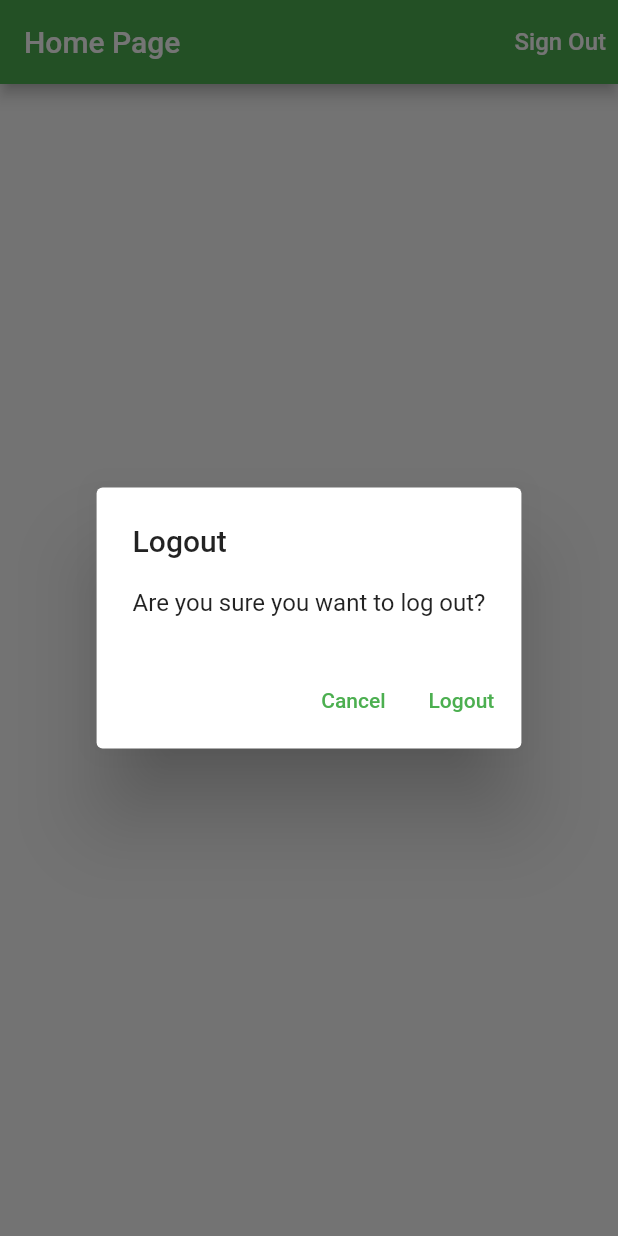
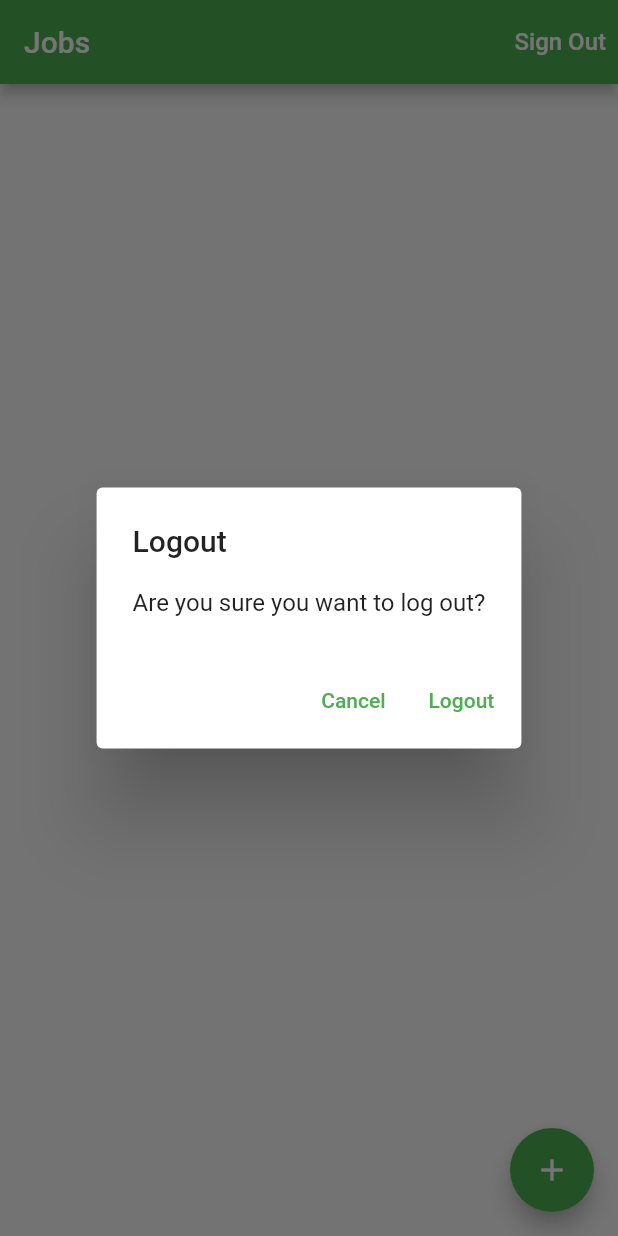
Before and after one commit to rohanjsh/time-tracker, a Flutter app: the screen it shows once a user with an empty profile is signed in, after a tap on "Sign Out", on a phone screen of 412 x 824 dp. Run offline on Flutter 3.47's test engine with Material 2 defaults, Android fonts, the phone set to English and light mode, and no system bars; our stand-ins replace cloud_firestore, firebase_auth, firebase_core, google_sign_in; missing offline and left inert: flutter_login_facebook; accounts and stored records are empty.

Commit message:
Database and Cloud Firestore

```diff
--- /dev/null
+++ b/lib/app/home/jobs_page.dart
@@ -0,0 +1,89 @@
+import 'package:flutter/material.dart';
+import 'package:provider/provider.dart';
+import 'package:time_tracker_flutter_course/app/home/models/job.dart';
+import 'package:time_tracker_flutter_course/common_widgets/show_alert_dialog.dart';
+import 'package:time_tracker_flutter_course/common_widgets/show_exception_alert_dialog.dart';
+import 'package:time_tracker_flutter_course/services/auth.dart';
+import 'package:time_tracker_flutter_course/services/database.dart';
+
+class JobsPage extends StatelessWidget {
+  Future<void> _signOut(BuildContext context) async {
+    try {
+      final auth = Provider.of<AuthBase>(context, listen: false);
+      await auth.signOut();
+    } catch (e) {
+      print(e.toString());
+    }
+  }
+
+  Future<void> _confirmSignOut(BuildContext context) async {
+    final didRequestSignOut = await showAlertDialog(
+      context,
+      title: 'Logout',
+      content: 'Are you sure you want to log out?',
+      defaultActionText: 'Logout',
+      cancelActionText: 'Cancel',
+    );
+    if (didRequestSignOut == true) {
+      _signOut(context);
+    }
+  }
+
+  Future<void> _createJob(BuildContext context) async {
+    try {
+      final database = Provider.of<Database>(context, listen: false);
+      await database.createJob(Job(name: 'Blogging', ratePerHour: 10));
+    } catch (e) {
+      showExceptionAlertDialog(context,
+          title: 'Operation Failed', exception: e);
+    }
+  }
+
+  @override
+  Widget build(BuildContext context) {
+    return Scaffold(
+      appBar: AppBar(
+        title: Text('Jobs'),
+        actions: [
+          TextButton(
+            //deprecated flatbutton
+            onPressed: () => _confirmSignOut(context),
+            child: Text(
+              'Sign Out',
+              style: TextStyle(color: Colors.white, fontSize: 16.0),
+            ),
+          ),
+        ],
+      ),
+      body: _buildContent(context),
+      floatingActionButton: FloatingActionButton(
+        onPressed: () => _createJob(context),
+        child: Icon(Icons.add),
+      ),
+    );
+  }
+
+  Widget _buildContent(BuildContext context) {
+    final database = Provider.of<Database>(context, listen: false);
+    return StreamBuilder<List<Job>>(
+      stream: database.jobsStream(),
+      builder: (context, snapshot) {
+        if (snapshot.hasData) {
+          final jobs = snapshot.data;
+          final children = jobs.map((e) => Text(e.name)).toList();
+          return ListView(
+            children: children,
+          );
+        }
+        if (snapshot.hasError) {
+          return Center(
+            child: Text('Some Error Occurred'),
+          ); // always user to diagnose errors
+        }
+        return Center(
+          child: CircularProgressIndicator(),
+        );
+      },
+    );
+  }
+}
--- /dev/null
+++ b/lib/app/home/models/job.dart
@@ -0,0 +1,25 @@
+import 'package:flutter/cupertino.dart';
+
+class Job {
+  Job({@required this.name, @required this.ratePerHour});
+  final String name;
+  final int ratePerHour;
+
+  //fromMap and toMap in data classes as much as possible
+
+  factory Job.fromMap(Map<String, dynamic> data){
+    if(data == null){
+      return null;
+    }
+    final String name = data['name'];
+    final int ratePerHour = data['ratePerHour'];
+    return Job(name: name, ratePerHour: ratePerHour);
+  }
+
+  Map<String, dynamic> toMap() {
+    return {
+      'name': name,
+      'ratePerHour': ratePerHour,
+    };
+  }
+}
--- a/lib/app/sign_in/email_sign_in_page.dart
+++ b/lib/app/sign_in/email_sign_in_page.dart
@@ -1,5 +1,4 @@
 import 'package:flutter/material.dart';
-import 'package:time_tracker_flutter_course/app/sign_in/email_sign_in_form_bloc_based.dart';
 import 'package:time_tracker_flutter_course/app/sign_in/email_sign_in_form_change_notifier.dart';
 
 class EmailSignInPage extends StatelessWidget {
--- a/lib/app/sign_in/home_page.dart
+++ /dev/null
@@ -1,47 +0,0 @@
-import 'package:flutter/material.dart';
-import 'package:provider/provider.dart';
-import 'package:time_tracker_flutter_course/common_widgets/show_alert_dialog.dart';
-import 'package:time_tracker_flutter_course/services/auth.dart';
-
-class HomePage extends StatelessWidget {
-  Future<void> _signOut(BuildContext context) async {
-    try {
-      final auth = Provider.of<AuthBase>(context, listen: false);
-      await auth.signOut();
-    } catch (e) {
-      print(e.toString());
-    }
-  }
-
-  Future<void> _confirmSignOut(BuildContext context) async {
-    final didRequestSignOut = await showAlertDialog(
-      context,
-      title: 'Logout',
-      content: 'Are you sure you want to log out?',
-      defaultActionText: 'Logout',
-      cancelActionText: 'Cancel',
-    );
-    if (didRequestSignOut == true) {
-      _signOut(context);
-    }
-  }
-
-  @override
-  Widget build(BuildContext context) {
-    return Scaffold(
-      appBar: AppBar(
-        title: Text('Home Page'),
-        actions: [
-          TextButton(
-            //deprecated flatbutton
-            onPressed: () => _confirmSignOut(context),
-            child: Text(
-              'Sign Out',
-              style: TextStyle(color: Colors.white, fontSize: 16.0),
-            ),
-          ),
-        ],
-      ),
-    );
-  }
-}
--- a/lib/app/sign_in/landing_page.dart
+++ b/lib/app/sign_in/landing_page.dart
@@ -1,9 +1,10 @@
 import 'package:flutter/material.dart';
 import 'package:firebase_auth/firebase_auth.dart';
 import 'package:provider/provider.dart';
-import 'package:time_tracker_flutter_course/app/sign_in/home_page.dart';
+import 'package:time_tracker_flutter_course/app/home/jobs_page.dart';
 import 'package:time_tracker_flutter_course/app/sign_in/sign_in_page.dart';
 import 'package:time_tracker_flutter_course/services/auth.dart';
+import 'package:time_tracker_flutter_course/services/database.dart';
 
 class LandingPage extends StatelessWidget {
   // User _user;
@@ -39,7 +40,9 @@ class LandingPage extends StatelessWidget {
           if (user == null) {
             return SignInPage.create(context);
           }
-          return HomePage();
+          return Provider<Database>(
+              create: (_) => FirestoreDatabase(uid: user.uid),
+              child: JobsPage());
         }
         return Scaffold(
           body: Center(
--- /dev/null
+++ b/lib/services/api_path.dart
@@ -0,0 +1,4 @@
+class APIPath {
+  static String job(String uid, String jobId) => 'users/$uid/jobs/$jobId';
+  static String jobs(String uid) => 'users/$uid/jobs';
+}
--- /dev/null
+++ b/lib/services/database.dart
@@ -0,0 +1,30 @@
+import 'package:cloud_firestore/cloud_firestore.dart';
+import 'package:meta/meta.dart';
+import 'package:time_tracker_flutter_course/app/home/models/job.dart';
+import 'package:time_tracker_flutter_course/services/api_path.dart';
+import 'package:time_tracker_flutter_course/services/firestore_service.dart';
+
+abstract class Database {
+  Future<void> createJob(Job job);
+  Stream<List<Job>> jobsStream();
+}
+
+class FirestoreDatabase implements Database {
+  FirestoreDatabase({@required this.uid}) : assert(uid != null);
+  final String uid;
+
+  final _service = FirestoreService.instance;
+
+  Future<void> createJob(Job job) => _service.setData(
+        path: APIPath.job(uid, 'job_abc'),
+        data: job.toMap(),
+      );
+
+  Stream<List<Job>> jobsStream() => _service.collectionStream(
+        path: APIPath.jobs(uid),
+        builder: (data) => Job.fromMap(data),
+      );
+
+  //write your own data types, use database class for conversions
+
+}
--- /dev/null
+++ b/lib/services/firestore_service.dart
@@ -0,0 +1,31 @@
+import 'package:cloud_firestore/cloud_firestore.dart';
+import 'package:flutter/foundation.dart';
+
+class FirestoreService {
+  FirestoreService._();
+  static final instance = FirestoreService._();
+  Future<void> setData({String path, Map<String, dynamic> data}) async {
+    final reference = FirebaseFirestore.instance.doc(path);
+    print('$path : $data');
+    await reference.set(data);
+  }
+
+  Stream<List<T>> collectionStream<T>({
+    @required String path,
+    @required T Function(Map<String, dynamic> data) builder,
+  }) {
+    final reference = FirebaseFirestore.instance.collection(path);
+    final snapshot = reference.snapshots(); //returns streams
+
+    //factory data used
+    return snapshot.map(
+      (event) => event.docs
+          .map(
+            (e) => builder(
+              e.data(),
+            ),
+          )
+          .toList(),
+    );
+  }
+}
--- a/pubspec.yaml
+++ b/pubspec.yaml
@@ -33,6 +33,7 @@ dependencies:
   google_sign_in: ^5.0.1
   flutter_login_facebook: ^1.0.1
   provider: ^5.0.0
+  cloud_firestore: ^2.1.0
 
 dev_dependencies:
   flutter_test:
```
Also changed, not shown: pubspec.lock, 1 other file.
